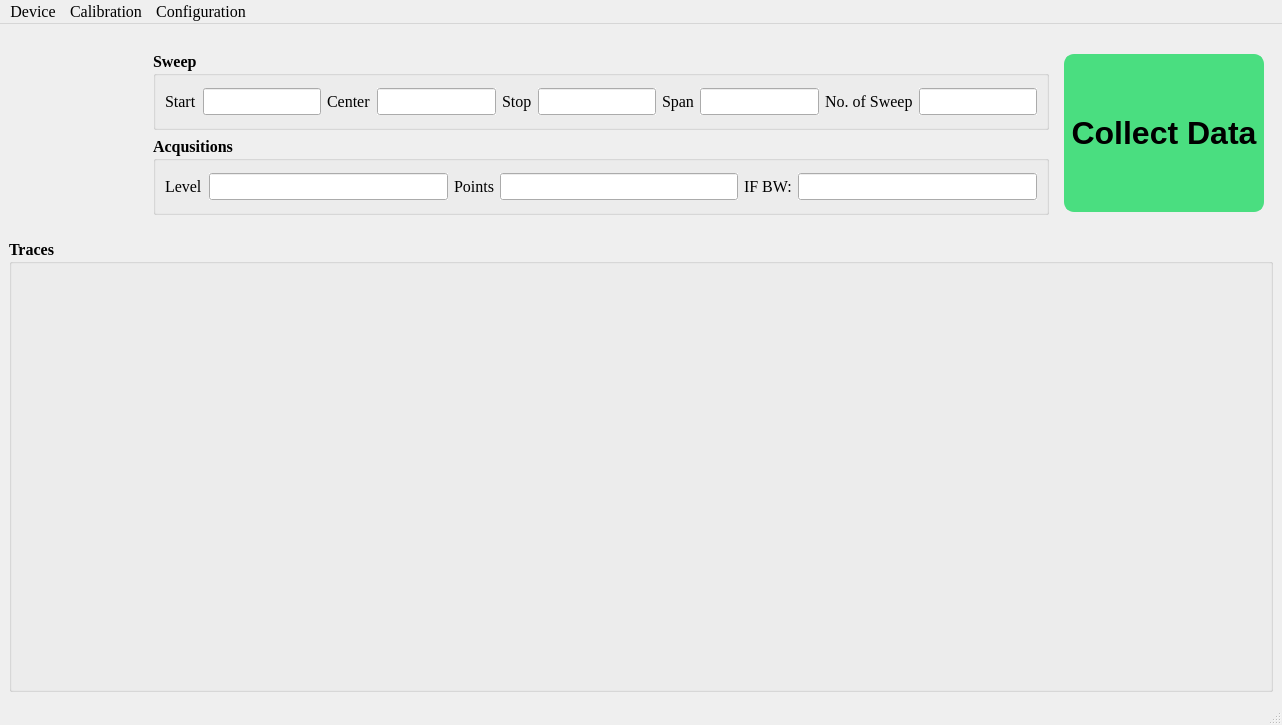
Above: code/LibreVNA-dev/gui/design/main_window.ui from jeffrymahbuubi/VNA-Project before the change. Below: the same form after it.
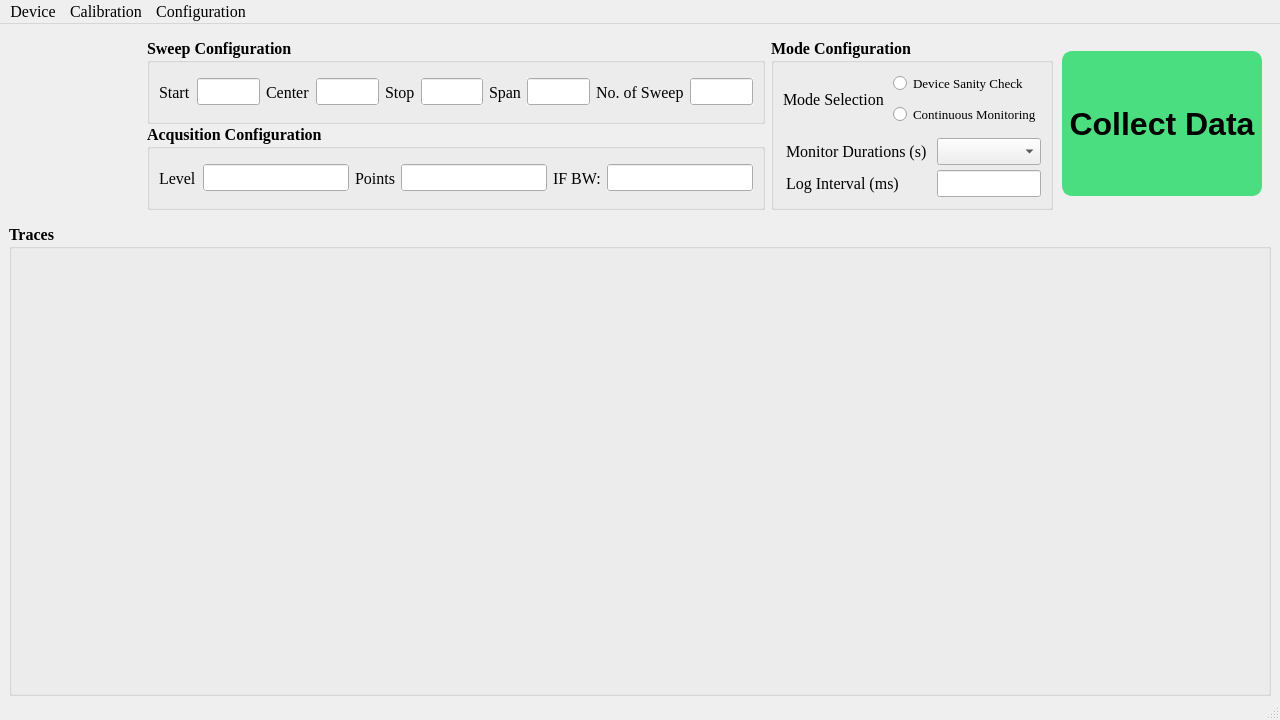
That is the form after the change. Icons and pictures are not drawn.

Commit message: update: add mode configuration section design

Patch:
```diff
--- a/code/LibreVNA-dev/gui/design/main_window.ui
+++ b/code/LibreVNA-dev/gui/design/main_window.ui
@@ -6,8 +6,8 @@
    <rect>
     <x>0</x>
     <y>0</y>
-    <width>1282</width>
-    <height>725</height>
+    <width>1280</width>
+    <height>720</height>
    </rect>
   </property>
   <property name="minimumSize">
@@ -45,6 +45,15 @@
     </size>
    </property>
    <layout class="QVBoxLayout" name="verticalLayout">
+    <property name="spacing">
+     <number>0</number>
+    </property>
+    <property name="topMargin">
+     <number>0</number>
+    </property>
+    <property name="bottomMargin">
+     <number>0</number>
+    </property>
     <item>
      <widget class="QWidget" name="mainWidget" native="true">
       <property name="maximumSize">
@@ -54,6 +63,18 @@
        </size>
       </property>
       <layout class="QHBoxLayout" name="horizontalLayout_3">
+       <property name="spacing">
+        <number>0</number>
+       </property>
+       <property name="leftMargin">
+        <number>9</number>
+       </property>
+       <property name="topMargin">
+        <number>0</number>
+       </property>
+       <property name="bottomMargin">
+        <number>0</number>
+       </property>
        <item>
         <widget class="QLabel" name="logoWTMH">
          <property name="minimumSize">
@@ -84,7 +105,40 @@
        </item>
        <item>
         <widget class="QWidget" name="configurationWidget" native="true">
-         <layout class="QVBoxLayout" name="verticalLayout_3">
+         <property name="enabled">
+          <bool>true</bool>
+         </property>
+         <property name="maximumSize">
+          <size>
+           <width>16777215</width>
+           <height>190</height>
+          </size>
+         </property>
+         <layout class="QHBoxLayout" name="horizontalLayout_4">
+          <item>
+           <widget class="QWidget" name="widget" native="true">
+            <property name="maximumSize">
+             <size>
+              <width>700</width>
+              <height>16777215</height>
+             </size>
+            </property>
+            <layout class="QVBoxLayout" name="verticalLayout_4">
+             <property name="spacing">
+              <number>0</number>
+             </property>
+             <property name="leftMargin">
+              <number>0</number>
+             </property>
+             <property name="topMargin">
+              <number>0</number>
+             </property>
+             <property name="rightMargin">
+              <number>0</number>
+             </property>
+             <property name="bottomMargin">
+              <number>0</number>
+             </property>
           <item>
            <widget class="QGroupBox" name="sweepBox">
             <property name="minimumSize">
@@ -104,7 +158,7 @@
              <bool>false</bool>
             </property>
             <property name="title">
-             <string>Sweep</string>
+                <string>Sweep Configuration</string>
             </property>
             <property name="flat">
              <bool>false</bool>
@@ -230,7 +284,7 @@
              </font>
             </property>
             <property name="title">
-             <string>Acqusitions</string>
+                <string>Acqusition Configuration</string>
             </property>
             <layout class="QHBoxLayout" name="horizontalLayout_2">
              <item>
@@ -303,11 +357,217 @@
         </widget>
        </item>
        <item>
+           <widget class="QGroupBox" name="modeConfigurationBox">
+            <property name="minimumSize">
+             <size>
+              <width>0</width>
+              <height>150</height>
+             </size>
+            </property>
+            <property name="maximumSize">
+             <size>
+              <width>16777215</width>
+              <height>16777215</height>
+             </size>
+            </property>
+            <property name="font">
+             <font>
+              <family>Times New Roman</family>
+              <pointsize>12</pointsize>
+              <bold>true</bold>
+             </font>
+            </property>
+            <property name="title">
+             <string>Mode Configuration</string>
+            </property>
+            <layout class="QVBoxLayout" name="verticalLayout_3">
+             <property name="spacing">
+              <number>0</number>
+             </property>
+             <property name="leftMargin">
+              <number>0</number>
+             </property>
+             <property name="topMargin">
+              <number>0</number>
+             </property>
+             <property name="rightMargin">
+              <number>0</number>
+             </property>
+             <property name="bottomMargin">
+              <number>0</number>
+             </property>
+             <item>
+              <widget class="QWidget" name="modeSelectionWidget" native="true">
+               <property name="minimumSize">
+                <size>
+                 <width>0</width>
+                 <height>50</height>
+                </size>
+               </property>
+               <property name="maximumSize">
+                <size>
+                 <width>1000</width>
+                 <height>1000</height>
+                </size>
+               </property>
+               <property name="layoutDirection">
+                <enum>Qt::LayoutDirection::LeftToRight</enum>
+               </property>
+               <property name="autoFillBackground">
+                <bool>false</bool>
+               </property>
+               <layout class="QHBoxLayout" name="horizontalLayout_5">
+                <property name="spacing">
+                 <number>0</number>
+                </property>
+                <property name="sizeConstraint">
+                 <enum>QLayout::SizeConstraint::SetDefaultConstraint</enum>
+                </property>
+                <property name="leftMargin">
+                 <number>9</number>
+                </property>
+                <property name="topMargin">
+                 <number>0</number>
+                </property>
+                <property name="rightMargin">
+                 <number>9</number>
+                </property>
+                <property name="bottomMargin">
+                 <number>0</number>
+                </property>
+                <item>
+                 <widget class="QLabel" name="modeSelectionLabel">
+                  <property name="font">
+                   <font>
+                    <family>Times New Roman</family>
+                    <pointsize>12</pointsize>
+                    <bold>false</bold>
+                   </font>
+                  </property>
+                  <property name="text">
+                   <string>Mode Selection</string>
+                  </property>
+                 </widget>
+                </item>
+                <item>
+                 <widget class="QWidget" name="radioButtonWidget" native="true">
+                  <layout class="QVBoxLayout" name="verticalLayout_5">
+                   <property name="spacing">
+                    <number>0</number>
+                   </property>
+                   <property name="topMargin">
+                    <number>0</number>
+                   </property>
+                   <property name="rightMargin">
+                    <number>0</number>
+                   </property>
+                   <property name="bottomMargin">
+                    <number>0</number>
+                   </property>
+                   <item>
+                    <widget class="QRadioButton" name="deviceSanityCheck">
+                     <property name="font">
+                      <font>
+                       <family>Times New Roman</family>
+                       <pointsize>10</pointsize>
+                       <bold>false</bold>
+                      </font>
+                     </property>
+                     <property name="text">
+                      <string>Device Sanity Check</string>
+                     </property>
+                    </widget>
+                   </item>
+                   <item>
+                    <widget class="QRadioButton" name="continuousMonitoring">
+                     <property name="font">
+                      <font>
+                       <family>Times New Roman</family>
+                       <pointsize>10</pointsize>
+                       <bold>false</bold>
+                      </font>
+                     </property>
+                     <property name="text">
+                      <string>Continuous Monitoring</string>
+                     </property>
+                    </widget>
+                   </item>
+                  </layout>
+                 </widget>
+                </item>
+               </layout>
+              </widget>
+             </item>
+             <item>
+              <widget class="QWidget" name="userInputDurationTimeWidget" native="true">
+               <layout class="QGridLayout" name="gridLayout">
+                <property name="leftMargin">
+                 <number>12</number>
+                </property>
+                <property name="topMargin">
+                 <number>0</number>
+                </property>
+                <property name="rightMargin">
+                 <number>9</number>
+                </property>
+                <property name="bottomMargin">
+                 <number>7</number>
+                </property>
+                <property name="horizontalSpacing">
+                 <number>10</number>
+                </property>
+                <property name="verticalSpacing">
+                 <number>2</number>
+                </property>
+                <item row="0" column="0">
+                 <widget class="QLabel" name="monitorDurationsLabel">
+                  <property name="font">
+                   <font>
+                    <family>Times New Roman</family>
+                    <pointsize>12</pointsize>
+                    <bold>false</bold>
+                   </font>
+                  </property>
+                  <property name="text">
+                   <string>Monitor Durations (s)</string>
+                  </property>
+                 </widget>
+                </item>
+                <item row="0" column="1">
+                 <widget class="QComboBox" name="monitorDurationcomboBox"/>
+                </item>
+                <item row="1" column="0">
+                 <widget class="QLabel" name="logIntervalLabel">
+                  <property name="font">
+                   <font>
+                    <family>Times New Roman</family>
+                    <pointsize>12</pointsize>
+                    <bold>false</bold>
+                   </font>
+                  </property>
+                  <property name="text">
+                   <string>Log Interval (ms)</string>
+                  </property>
+                 </widget>
+                </item>
+                <item row="1" column="1">
+                 <widget class="QLineEdit" name="logIntervallineEdit"/>
+                </item>
+               </layout>
+              </widget>
+             </item>
+            </layout>
+           </widget>
+          </item>
+         </layout>
+        </widget>
+       </item>
+       <item>
         <widget class="QPushButton" name="pushButton">
          <property name="minimumSize">
           <size>
            <width>200</width>
-           <height>158</height>
+           <height>145</height>
           </size>
          </property>
          <property name="font">
@@ -351,6 +611,9 @@
        <string>Traces</string>
       </property>
       <layout class="QVBoxLayout" name="verticalLayout_2">
+       <property name="topMargin">
+        <number>0</number>
+       </property>
        <item>
         <widget class="QLabel" name="s11TracePlot">
          <property name="font">
@@ -381,8 +644,8 @@
     <rect>
      <x>0</x>
      <y>0</y>
-     <width>1282</width>
-     <height>24</height>
+     <width>1280</width>
+     <height>33</height>
     </rect>
    </property>
    <widget class="QMenu" name="menuDevice">
```
Left out of the diff: 2 changed lines with no effect on the pictures. Lines whose indentation alone changed are shown as unchanged.
